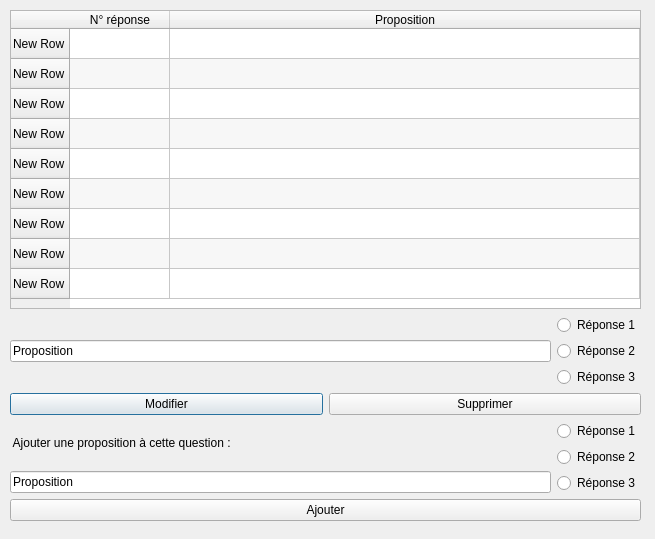
Old version of the form menuproposition.ui in the repository G4bleb/salt-n-pepper.
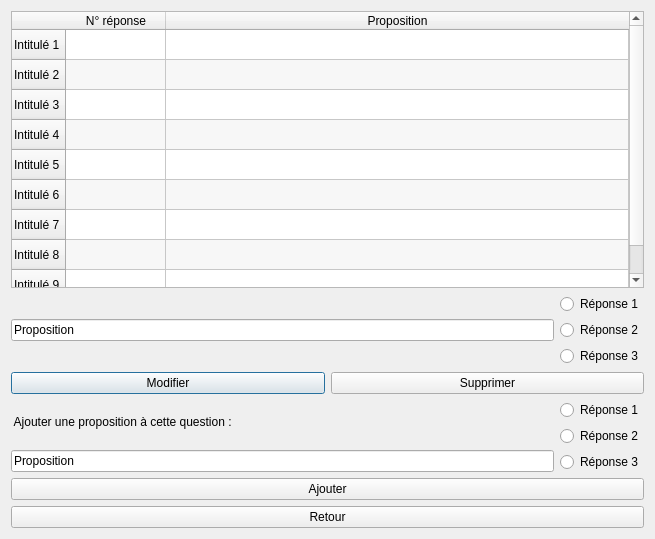
New version of the form.

Commit message: connexion bouton

Patch:
```diff
--- a/menuproposition.ui
+++ b/menuproposition.ui
@@ -13,15 +13,8 @@
   <property name="windowTitle">
    <string>Dialog</string>
   </property>
-  <widget class="QWidget" name="">
-   <property name="geometry">
-    <rect>
-     <x>10</x>
-     <y>10</y>
-     <width>631</width>
-     <height>511</height>
-    </rect>
-   </property>
+  <layout class="QHBoxLayout" name="horizontalLayout_4">
+   <item>
    <layout class="QVBoxLayout" name="verticalLayout_6">
     <item>
      <widget class="QTableWidget" name="tableWidget">
@@ -33,47 +26,47 @@
       </attribute>
       <row>
        <property name="text">
-        <string>New Row</string>
+         <string>Intitulé 1</string>
        </property>
       </row>
       <row>
        <property name="text">
-        <string>New Row</string>
+         <string>Intitulé 2</string>
        </property>
       </row>
       <row>
        <property name="text">
-        <string>New Row</string>
+         <string>Intitulé 3</string>
        </property>
       </row>
       <row>
        <property name="text">
-        <string>New Row</string>
+         <string>Intitulé 4</string>
        </property>
       </row>
       <row>
        <property name="text">
-        <string>New Row</string>
+         <string>Intitulé 5</string>
        </property>
       </row>
       <row>
        <property name="text">
-        <string>New Row</string>
+         <string>Intitulé 6</string>
        </property>
       </row>
       <row>
        <property name="text">
-        <string>New Row</string>
+         <string>Intitulé 7</string>
        </property>
       </row>
       <row>
        <property name="text">
-        <string>New Row</string>
+         <string>Intitulé 8</string>
        </property>
       </row>
       <row>
        <property name="text">
-        <string>New Row</string>
+         <string>Intitulé 9</string>
        </property>
       </row>
       <column>
@@ -213,10 +206,18 @@
         </property>
        </widget>
       </item>
-     </layout>
-    </item>
-   </layout>
-  </widget>
+       <item>
+        <widget class="QPushButton" name="pushButton_return">
+         <property name="text">
+          <string>Retour</string>
+         </property>
+        </widget>
+       </item>
+      </layout>
+     </item>
+    </layout>
+   </item>
+  </layout>
  </widget>
  <resources/>
  <connections/>
```
Left out of the diff: 2 changed lines with no effect on the pictures. Lines whose indentation alone changed are shown as unchanged. The commit also changes 3 other files.
